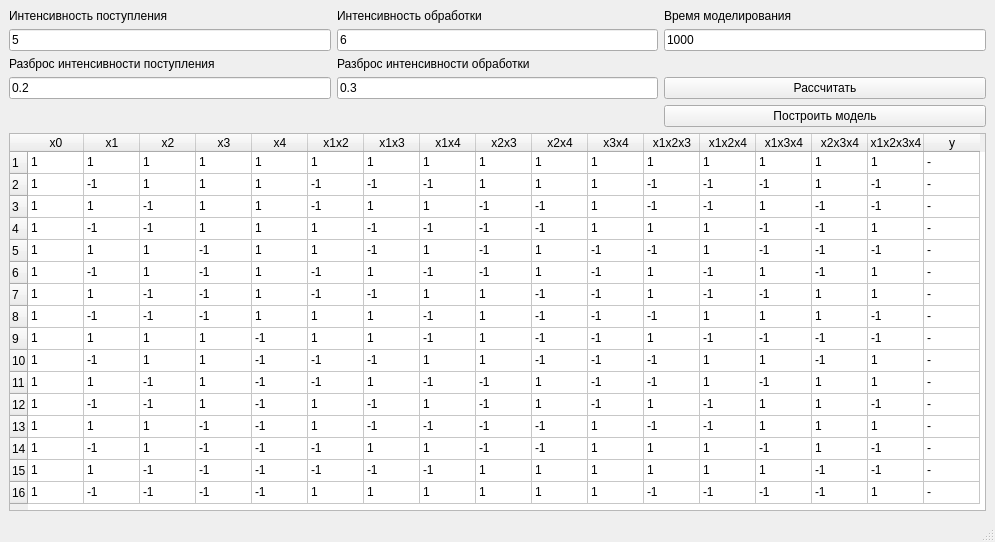
Before: the Qt Designer form lab2/lab2.ui in OverldAndrey/8sem_experiment_planning, drawn with Qt 5.
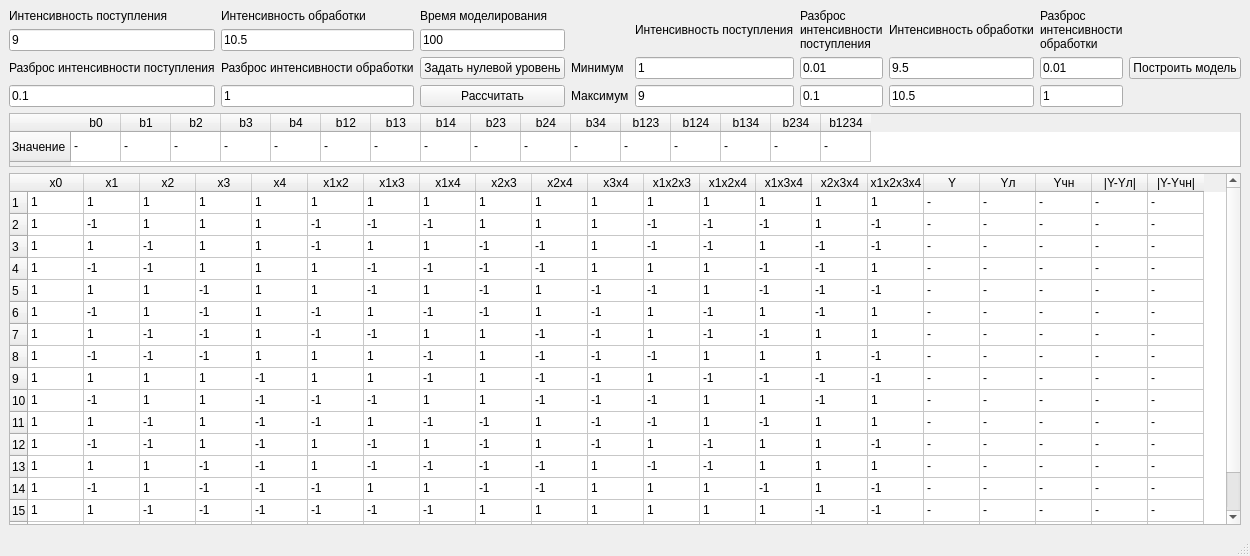
After: the same form once the commit is applied.

Commit message: complete lab 2 alpha

```diff
--- a/lab2/lab2.ui
+++ b/lab2/lab2.ui
@@ -6,111 +6,411 @@
    <rect>
     <x>0</x>
     <y>0</y>
-    <width>995</width>
-    <height>542</height>
+    <width>1031</width>
+    <height>556</height>
    </rect>
   </property>
   <property name="windowTitle">
    <string>lab1</string>
   </property>
   <widget class="QWidget" name="centralwidget">
-   <layout class="QGridLayout" name="gridLayout_2">
-    <item row="0" column="0">
-     <layout class="QGridLayout" name="layout">
-      <item row="3" column="1">
-       <widget class="QLineEdit" name="processIntensityDispersion">
-        <property name="text">
-         <string>0.3</string>
-        </property>
-       </widget>
+   <layout class="QVBoxLayout" name="verticalLayout">
+    <item>
+     <layout class="QHBoxLayout" name="externalLayout">
+      <item>
+       <layout class="QGridLayout" name="pointLayout">
+        <item row="0" column="0">
+         <widget class="QLabel" name="arriveIntensityLabel">
+          <property name="text">
+           <string>Интенсивность поступления</string>
+          </property>
+         </widget>
+        </item>
+        <item row="3" column="1">
+         <widget class="QLineEdit" name="processIntensityDispersion">
+          <property name="text">
+           <string>1</string>
+          </property>
+         </widget>
+        </item>
+        <item row="3" column="0">
+         <widget class="QLineEdit" name="arriveIntensityDispersion">
+          <property name="text">
+           <string>0.1</string>
+          </property>
+         </widget>
+        </item>
+        <item row="2" column="1">
+         <widget class="QLabel" name="processIntensityDispersionLabel">
+          <property name="text">
+           <string>Разброс интенсивности обработки</string>
+          </property>
+         </widget>
+        </item>
+        <item row="0" column="1">
+         <widget class="QLabel" name="processIntensityLabel">
+          <property name="text">
+           <string>Интенсивность обработки</string>
+          </property>
+         </widget>
+        </item>
+        <item row="1" column="0">
+         <widget class="QLineEdit" name="arriveIntensity">
+          <property name="text">
+           <string>9</string>
+          </property>
+         </widget>
+        </item>
+        <item row="1" column="1">
+         <widget class="QLineEdit" name="processIntensity">
+          <property name="text">
+           <string>10.5</string>
+          </property>
+         </widget>
+        </item>
+        <item row="2" column="0">
+         <widget class="QLabel" name="arriveIntensityDispersionLabel">
+          <property name="text">
+           <string>Разброс интенсивности поступления</string>
+          </property>
+         </widget>
+        </item>
+        <item row="0" column="2">
+         <widget class="QLabel" name="modellingTimeLabel">
+          <property name="text">
+           <string>Время моделирования</string>
+          </property>
+         </widget>
+        </item>
+        <item row="1" column="2">
+         <widget class="QLineEdit" name="modellingTime">
+          <property name="text">
+           <string>100</string>
+          </property>
+         </widget>
+        </item>
+        <item row="3" column="2">
+         <widget class="QPushButton" name="calculateButton">
+          <property name="text">
+           <string>Рассчитать</string>
+          </property>
+         </widget>
+        </item>
+        <item row="2" column="2">
+         <widget class="QPushButton" name="zeroLevelButton">
+          <property name="text">
+           <string>Задать нулевой уровень</string>
+          </property>
+         </widget>
+        </item>
+       </layout>
       </item>
-      <item row="0" column="1">
-       <widget class="QLabel" name="processIntensityLabel">
-        <property name="text">
-         <string>Интенсивность обработки</string>
-        </property>
-       </widget>
-      </item>
-      <item row="2" column="0">
-       <widget class="QLabel" name="arriveIntensityDispersionLabel">
-        <property name="text">
-         <string>Разброс интенсивности поступления</string>
-        </property>
-       </widget>
-      </item>
-      <item row="3" column="0">
-       <widget class="QLineEdit" name="arriveIntensityDispersion">
-        <property name="text">
-         <string>0.2</string>
-        </property>
-       </widget>
-      </item>
-      <item row="1" column="0">
-       <widget class="QLineEdit" name="arriveIntensity">
-        <property name="text">
-         <string>5</string>
-        </property>
-       </widget>
-      </item>
-      <item row="2" column="1">
-       <widget class="QLabel" name="processIntensityDispersionLabel">
-        <property name="text">
-         <string>Разброс интенсивности обработки</string>
-        </property>
-       </widget>
-      </item>
-      <item row="1" column="1">
-       <widget class="QLineEdit" name="processIntensity">
-        <property name="text">
-         <string>6</string>
-        </property>
-       </widget>
-      </item>
-      <item row="1" column="2">
-       <widget class="QLineEdit" name="modellingTime">
-        <property name="text">
-         <string>1000</string>
-        </property>
-       </widget>
-      </item>
-      <item row="0" column="0">
-       <widget class="QLabel" name="arriveIntensityLabel">
-        <property name="text">
-         <string>Интенсивность поступления</string>
-        </property>
-       </widget>
-      </item>
-      <item row="0" column="2">
-       <widget class="QLabel" name="modellingTimeLabel">
-        <property name="text">
-         <string>Время моделирования</string>
-        </property>
-       </widget>
-      </item>
-      <item row="3" column="2">
-       <widget class="QPushButton" name="calculateButton">
-        <property name="text">
-         <string>Рассчитать</string>
-        </property>
-       </widget>
-      </item>
-      <item row="4" column="2">
-       <widget class="QPushButton" name="calculateModelButton">
-        <property name="text">
-         <string>Построить модель</string>
-        </property>
-       </widget>
+      <item>
+       <layout class="QGridLayout" name="experimentLayout">
+        <item row="0" column="3">
+         <widget class="QLabel" name="label_3">
+          <property name="text">
+           <string>Интенсивность обработки</string>
+          </property>
+         </widget>
+        </item>
+        <item row="1" column="4">
+         <widget class="QLineEdit" name="processIntensityDispersionMin">
+          <property name="text">
+           <string>0.01</string>
+          </property>
+         </widget>
+        </item>
+        <item row="1" column="1">
+         <widget class="QLineEdit" name="arriveIntensityMin">
+          <property name="text">
+           <string>1</string>
+          </property>
+         </widget>
+        </item>
+        <item row="2" column="4">
+         <widget class="QLineEdit" name="processIntensityDispersionMax">
+          <property name="text">
+           <string>1</string>
+          </property>
+         </widget>
+        </item>
+        <item row="2" column="2">
+         <widget class="QLineEdit" name="arriveIntensityDispersionMax">
+          <property name="text">
+           <string>0.1</string>
+          </property>
+         </widget>
+        </item>
+        <item row="2" column="3">
+         <widget class="QLineEdit" name="processIntensityMax">
+          <property name="text">
+           <string>10.5</string>
+          </property>
+         </widget>
+        </item>
+        <item row="1" column="3">
+         <widget class="QLineEdit" name="processIntensityMin">
+          <property name="text">
+           <string>9.5</string>
+          </property>
+         </widget>
+        </item>
+        <item row="0" column="4">
+         <widget class="QLabel" name="label_4">
+          <property name="text">
+           <string>Разброс интенсивности обработки</string>
+          </property>
+          <property name="wordWrap">
+           <bool>true</bool>
+          </property>
+         </widget>
+        </item>
+        <item row="0" column="1">
+         <widget class="QLabel" name="label">
+          <property name="text">
+           <string>Интенсивность поступления</string>
+          </property>
+         </widget>
+        </item>
+        <item row="1" column="2">
+         <widget class="QLineEdit" name="arriveIntensityDispersionMin">
+          <property name="text">
+           <string>0.01</string>
+          </property>
+         </widget>
+        </item>
+        <item row="2" column="1">
+         <widget class="QLineEdit" name="arriveIntensityMax">
+          <property name="text">
+           <string>9</string>
+          </property>
+         </widget>
+        </item>
+        <item row="0" column="2">
+         <widget class="QLabel" name="label_2">
+          <property name="text">
+           <string>Разброс интенсивности поступления</string>
+          </property>
+          <property name="scaledContents">
+           <bool>false</bool>
+          </property>
+          <property name="wordWrap">
+           <bool>true</bool>
+          </property>
+         </widget>
+        </item>
+        <item row="1" column="0">
+         <widget class="QLabel" name="label_5">
+          <property name="text">
+           <string>Минимум</string>
+          </property>
+         </widget>
+        </item>
+        <item row="2" column="0">
+         <widget class="QLabel" name="label_6">
+          <property name="text">
+           <string>Максимум</string>
+          </property>
+         </widget>
+        </item>
+        <item row="1" column="5">
+         <widget class="QPushButton" name="calculateModelButton">
+          <property name="text">
+           <string>Построить модель</string>
+          </property>
+         </widget>
+        </item>
+       </layout>
       </item>
      </layout>
     </item>
-    <item row="1" column="0">
+    <item>
+     <widget class="QTableWidget" name="bTableWidget">
+      <property name="maximumSize">
+       <size>
+        <width>16777215</width>
+        <height>54</height>
+       </size>
+      </property>
+      <attribute name="horizontalHeaderDefaultSectionSize">
+       <number>50</number>
+      </attribute>
+      <row>
+       <property name="text">
+        <string>Значение</string>
+       </property>
+      </row>
+      <column>
+       <property name="text">
+        <string>b0</string>
+       </property>
+      </column>
+      <column>
+       <property name="text">
+        <string>b1</string>
+       </property>
+      </column>
+      <column>
+       <property name="text">
+        <string>b2</string>
+       </property>
+      </column>
+      <column>
+       <property name="text">
+        <string>b3</string>
+       </property>
+      </column>
+      <column>
+       <property name="text">
+        <string>b4</string>
+       </property>
+      </column>
+      <column>
+       <property name="text">
+        <string>b12</string>
+       </property>
+      </column>
+      <column>
+       <property name="text">
+        <string>b13</string>
+       </property>
+      </column>
+      <column>
+       <property name="text">
+        <string>b14</string>
+       </property>
+      </column>
+      <column>
+       <property name="text">
+        <string>b23</string>
+       </property>
+      </column>
+      <column>
+       <property name="text">
+        <string>b24</string>
+       </property>
+      </column>
+      <column>
+       <property name="text">
+        <string>b34</string>
+       </property>
+      </column>
+      <column>
+       <property name="text">
+        <string>b123</string>
+       </property>
+      </column>
+      <column>
+       <property name="text">
+        <string>b124</string>
+       </property>
+      </column>
+      <column>
+       <property name="text">
+        <string>b134</string>
+       </property>
+      </column>
+      <column>
+       <property name="text">
+        <string>b234</string>
+       </property>
+      </column>
+      <column>
+       <property name="text">
+        <string>b1234</string>
+       </property>
+      </column>
+      <item row="0" column="0">
+       <property name="text">
+        <string>-</string>
+       </property>
+      </item>
+      <item row="0" column="1">
+       <property name="text">
+        <string>-</string>
+       </property>
+      </item>
+      <item row="0" column="2">
+       <property name="text">
+        <string>-</string>
+       </property>
+      </item>
+      <item row="0" column="3">
+       <property name="text">
+        <string>-</string>
+       </property>
+      </item>
+      <item row="0" column="4">
+       <property name="text">
+        <string>-</string>
+       </property>
+      </item>
+      <item row="0" column="5">
+       <property name="text">
+        <string>-</string>
+       </property>
+      </item>
+      <item row="0" column="6">
+       <property name="text">
+        <string>-</string>
+       </property>
+      </item>
+      <item row="0" column="7">
+       <property name="text">
+        <string>-</string>
+       </property>
+      </item>
+      <item row="0" column="8">
+       <property name="text">
+        <string>-</string>
+       </property>
+      </item>
+      <item row="0" column="9">
+       <property name="text">
+        <string>-</string>
+       </property>
+      </item>
+      <item row="0" column="10">
+       <property name="text">
+        <string>-</string>
+       </property>
+      </item>
+      <item row="0" column="11">
+       <property name="text">
+        <string>-</string>
+       </property>
+      </item>
+      <item row="0" column="12">
+       <property name="text">
+        <string>-</string>
+       </property>
+      </item>
+      <item row="0" column="13">
+       <property name="text">
+        <string>-</string>
+       </property>
+      </item>
+      <item row="0" column="14">
+       <property name="text">
+        <string>-</string>
+       </property>
+      </item>
+      <item row="0" column="15">
+       <property name="text">
+        <string>-</string>
+       </property>
+      </item>
+     </widget>
+    </item>
+    <item>
      <widget class="QTableWidget" name="tableWidget">
       <property name="rowCount">
-       <number>16</number>
-      </property>
-      <property name="columnCount">
        <number>17</number>
       </property>
+      <property name="columnCount">
+       <number>21</number>
+      </property>
       <attribute name="horizontalHeaderCascadingSectionResizes">
        <bool>true</bool>
       </attribute>
@@ -206,6 +506,11 @@
         <string>16</string>
        </property>
       </row>
+      <row>
+       <property name="text">
+        <string>17</string>
+       </property>
+      </row>
       <column>
        <property name="text">
         <string>x0</string>
@@ -288,7 +593,27 @@
       </column>
       <column>
        <property name="text">
-        <string>y</string>
+        <string>Y</string>
+       </property>
+      </column>
+      <column>
+       <property name="text">
+        <string>Yл</string>
+       </property>
+      </column>
+      <column>
+       <property name="text">
+        <string>Yчн</string>
+       </property>
+      </column>
+      <column>
+       <property name="text">
+        <string>|Y-Yл|</string>
+       </property>
+      </column>
+      <column>
+       <property name="text">
+        <string>|Y-Yчн|</string>
        </property>
       </column>
       <item row="0" column="0">
@@ -376,6 +701,26 @@
         <string>-</string>
        </property>
       </item>
+      <item row="0" column="17">
+       <property name="text">
+        <string>-</string>
+       </property>
+      </item>
+      <item row="0" column="18">
+       <property name="text">
+        <string>-</string>
+       </property>
+      </item>
+      <item row="0" column="19">
+       <property name="text">
+        <string>-</string>
+       </property>
+      </item>
+      <item row="0" column="20">
+       <property name="text">
+        <string>-</string>
+       </property>
+      </item>
       <item row="1" column="0">
        <property name="text">
         <string>1</string>
@@ -461,6 +806,26 @@
         <string>-</string>
        </property>
       </item>
+      <item row="1" column="17">
+       <property name="text">
+        <string>-</string>
+       </property>
+      </item>
+      <item row="1" column="18">
+       <property name="text">
+        <string>-</string>
+       </property>
+      </item>
+      <item row="1" column="19">
+       <property name="text">
+        <string>-</string>
+       </property>
+      </item>
+      <item row="1" column="20">
+       <property name="text">
+        <string>-</string>
+       </property>
+      </item>
       <item row="2" column="0">
        <property name="text">
         <string>1</string>
@@ -546,6 +911,26 @@
         <string>-</string>
        </property>
       </item>
+      <item row="2" column="17">
+       <property name="text">
+        <string>-</string>
+       </property>
+      </item>
+      <item row="2" column="18">
+       <property name="text">
+        <string>-</string>
+       </property>
+      </item>
+      <item row="2" column="19">
+       <property name="text">
+        <string>-</string>
+       </property>
+      </item>
+      <item row="2" column="20">
+       <property name="text">
+        <string>-</string>
+       </property>
+      </item>
       <item row="3" column="0">
        <property name="text">
         <string>1</string>
@@ -631,6 +1016,26 @@
         <string>-</string>
        </property>
       </item>
+      <item row="3" column="17">
+       <property name="text">
+        <string>-</string>
+       </property>
+      </item>
+      <item row="3" column="18">
+       <property name="text">
+        <string>-</string>
+       </property>
+      </item>
+      <item row="3" column="19">
+       <property name="text">
+        <string>-</string>
+       </property>
+      </item>
+      <item row="3" column="20">
+       <property name="text">
+        <string>-</string>
+       </property>
+      </item>
       <item row="4" column="0">
        <property name="text">
         <string>1</string>
@@ -716,6 +1121,26 @@
         <string>-</string>
        </property>
       </item>
+      <item row="4" column="17">
+       <property name="text">
+        <string>-</string>
+       </property>
+      </item>
+      <item row="4" column="18">
+       <property name="text">
+        <string>-</string>
+       </property>
+      </item>
+      <item row="4" column="19">
+       <property name="text">
+        <string>-</string>
+       </property>
+      </item>
+      <item row="4" column="20">
+       <property name="text">
+        <string>-</string>
+       </property>
+      </item>
       <item row="5" column="0">
        <property name="text">
         <string>1</string>
@@ -801,6 +1226,26 @@
         <string>-</string>
        </property>
       </item>
+      <item row="5" column="17">
+       <property name="text">
+        <string>-</string>
+       </property>
+      </item>
+      <item row="5" column="18">
+       <property name="text">
+        <string>-</string>
+       </property>
+      </item>
+      <item row="5" column="19">
+       <property name="text">
+        <string>-</string>
+       </property>
+      </item>
+      <item row="5" column="20">
+       <property name="text">
+        <string>-</string>
+       </property>
+      </item>
       <item row="6" column="0">
        <property name="text">
         <string>1</string>
@@ -886,6 +1331,26 @@
         <string>-</string>
        </property>
       </item>
+      <item row="6" column="17">
+       <property name="text">
+        <string>-</string>
+       </property>
+      </item>
+      <item row="6" column="18">
+       <property name="text">
+        <string>-</string>
+       </property>
+      </item>
+      <item row="6" column="19">
+       <property name="text">
+        <string>-</string>
+       </property>
+      </item>
+      <item row="6" column="20">
+       <property name="text">
+        <string>-</string>
+       </property>
+      </item>
       <item row="7" column="0">
        <property name="text">
         <string>1</string>
@@ -971,6 +1436,26 @@
         <string>-</string>
        </property>
       </item>
+      <item row="7" column="17">
+       <property name="text">
+        <string>-</string>
+       </property>
+      </item>
+      <item row="7" column="18">
+       <property name="text">
+        <string>-</string>
+       </property>
+      </item>
+      <item row="7" column="19">
+       <property name="text">
+        <string>-</string>
+       </property>
+      </item>
+      <item row="7" column="20">
+       <property name="text">
+        <string>-</string>
+       </property>
+      </item>
       <item row="8" column="0">
        <property name="text">
         <string>1</string>
@@ -1056,6 +1541,26 @@
         <string>-</string>
        </property>
       </item>
+      <item row="8" column="17">
+       <property name="text">
+        <string>-</string>
+       </property>
+      </item>
+      <item row="8" column="18">
+       <property name="text">
+        <string>-</string>
+       </property>
+      </item>
+      <item row="8" column="19">
+       <property name="text">
+        <string>-</string>
+       </property>
+      </item>
+      <item row="8" column="20">
+       <property name="text">
+        <string>-</string>
+       </property>
+      </item>
       <item row="9" column="0">
        <property name="text">
         <string>1</string>
@@ -1141,6 +1646,26 @@
         <string>-</string>
        </property>
       </item>
+      <item row="9" column="17">
+       <property name="text">
+        <string>-</string>
+       </property>
+      </item>
+      <item row="9" column="18">
+       <property name="text">
+        <string>-</string>
+       </property>
+      </item>
+      <item row="9" column="19">
+       <property name="text">
+        <string>-</string>
+       </property>
+      </item>
+      <item row="9" column="20">
+       <property name="text">
+        <string>-</string>
+       </property>
+      </item>
       <item row="10" column="0">
        <property name="text">
         <string>1</string>
@@ -1226,6 +1751,26 @@
         <string>-</string>
        </property>
       </item>
+      <item row="10" column="17">
+       <property name="text">
+        <string>-</string>
+       </property>
+      </item>
+      <item row="10" column="18">
+       <property name="text">
+        <string>-</string>
+       </property>
+      </item>
+      <item row="10" column="19">
+       <property name="text">
+        <string>-</string>
+       </property>
+      </item>
+      <item row="10" column="20">
+       <property name="text">
+        <string>-</string>
+       </property>
+      </item>
       <item row="11" column="0">
        <property name="text">
         <string>1</string>
@@ -1311,6 +1856,26 @@
         <string>-</string>
        </property>
       </item>
+      <item row="11" column="17">
+       <property name="text">
+        <string>-</string>
+       </property>
+      </item>
+      <item row="11" column="18">
+       <property name="text">
+        <string>-</string>
+       </property>
+      </item>
+      <item row="11" column="19">
+       <property name="text">
+        <string>-</string>
+       </property>
+      </item>
+      <item row="11" column="20">
+       <property name="text">
+        <string>-</string>
+       </property>
+      </item>
       <item row="12" column="0">
        <property name="text">
         <string>1</string>
@@ -1396,6 +1961,26 @@
         <string>-</string>
        </property>
       </item>
+      <item row="12" column="17">
+       <property name="text">
+        <string>-</string>
+       </property>
+      </item>
+      <item row="12" column="18">
+       <property name="text">
+        <string>-</string>
+       </property>
+      </item>
+      <item row="12" column="19">
+       <property name="text">
+        <string>-</string>
+       </property>
+      </item>
+      <item row="12" column="20">
+       <property name="text">
+        <string>-</string>
+       </property>
+      </item>
       <item row="13" column="0">
        <property name="text">
         <string>1</string>
@@ -1481,6 +2066,26 @@
         <string>-</string>
        </property>
       </item>
+      <item row="13" column="17">
+       <property name="text">
+        <string>-</string>
+       </property>
+      </item>
+      <item row="13" column="18">
+       <property name="text">
+        <string>-</string>
+       </property>
+      </item>
+      <item row="13" column="19">
+       <property name="text">
+        <string>-</string>
+       </property>
+      </item>
+      <item row="13" column="20">
+       <property name="text">
+        <string>-</string>
+       </property>
+      </item>
       <item row="14" column="0">
        <property name="text">
         <string>1</string>
@@ -1566,6 +2171,26 @@
         <string>-</string>
        </property>
       </item>
+      <item row="14" column="17">
+       <property name="text">
+        <string>-</string>
+       </property>
+      </item>
+      <item row="14" column="18">
+       <property name="text">
+        <string>-</string>
+       </property>
+      </item>
+      <item row="14" column="19">
+       <property name="text">
+        <string>-</string>
+       </property>
+      </item>
+      <item row="14" column="20">
+       <property name="text">
+        <string>-</string>
+       </property>
+      </item>
       <item row="15" column="0">
        <property name="text">
         <string>1</string>
@@ -1651,6 +2276,131 @@
         <string>-</string>
        </property>
       </item>
+      <item row="15" column="17">
+       <property name="text">
+        <string>-</string>
+       </property>
+      </item>
+      <item row="15" column="18">
+       <property name="text">
+        <string>-</string>
+       </property>
+      </item>
+      <item row="15" column="19">
+       <property name="text">
+        <string>-</string>
+       </property>
+      </item>
+      <item row="15" column="20">
+       <property name="text">
+        <string>-</string>
+       </property>
+      </item>
+      <item row="16" column="0">
+       <property name="text">
+        <string>-</string>
+       </property>
+      </item>
+      <item row="16" column="1">
+       <property name="text">
+        <string>-</string>
+       </property>
+      </item>
+      <item row="16" column="2">
+       <property name="text">
+        <string>-</string>
+       </property>
+      </item>
+      <item row="16" column="3">
+       <property name="text">
+        <string>-</string>
+       </property>
+      </item>
+      <item row="16" column="4">
+       <property name="text">
+        <string>-</string>
+       </property>
+      </item>
+      <item row="16" column="5">
+       <property name="text">
+        <string>-</string>
+       </property>
+      </item>
+      <item row="16" column="6">
+       <property name="text">
+        <string>-</string>
+       </property>
+      </item>
+      <item row="16" column="7">
+       <property name="text">
+        <string>-</string>
+       </property>
+      </item>
+      <item row="16" column="8">
+       <property name="text">
+        <string>-</string>
+       </property>
+      </item>
+      <item row="16" column="9">
+       <property name="text">
+        <string>-</string>
+       </property>
+      </item>
+      <item row="16" column="10">
+       <property name="text">
+        <string>-</string>
+       </property>
+      </item>
+      <item row="16" column="11">
+       <property name="text">
+        <string>-</string>
+       </property>
+      </item>
+      <item row="16" column="12">
+       <property name="text">
+        <string>-</string>
+       </property>
+      </item>
+      <item row="16" column="13">
+       <property name="text">
+        <string>-</string>
+       </property>
+      </item>
+      <item row="16" column="14">
+       <property name="text">
+        <string>-</string>
+       </property>
+      </item>
+      <item row="16" column="15">
+       <property name="text">
+        <string>-</string>
+       </property>
+      </item>
+      <item row="16" column="16">
+       <property name="text">
+        <string>-</string>
+       </property>
+      </item>
+      <item row="16" column="17">
+       <property name="text">
+        <string>-</string>
+       </property>
+      </item>
+      <item row="16" column="18">
+       <property name="text">
+        <string>-</string>
+       </property>
+      </item>
+      <item row="16" column="19">
+       <property name="text">
+        <string>-</string>
+       </property>
+      </item>
+      <item row="16" column="20">
+       <property name="text">
+        <string>-</string>
+       </property>
+      </item>
      </widget>
     </item>
    </layout>
```
Left out of the diff: 6 changed lines with no effect on the pictures. The commit also changes 1 other file.
